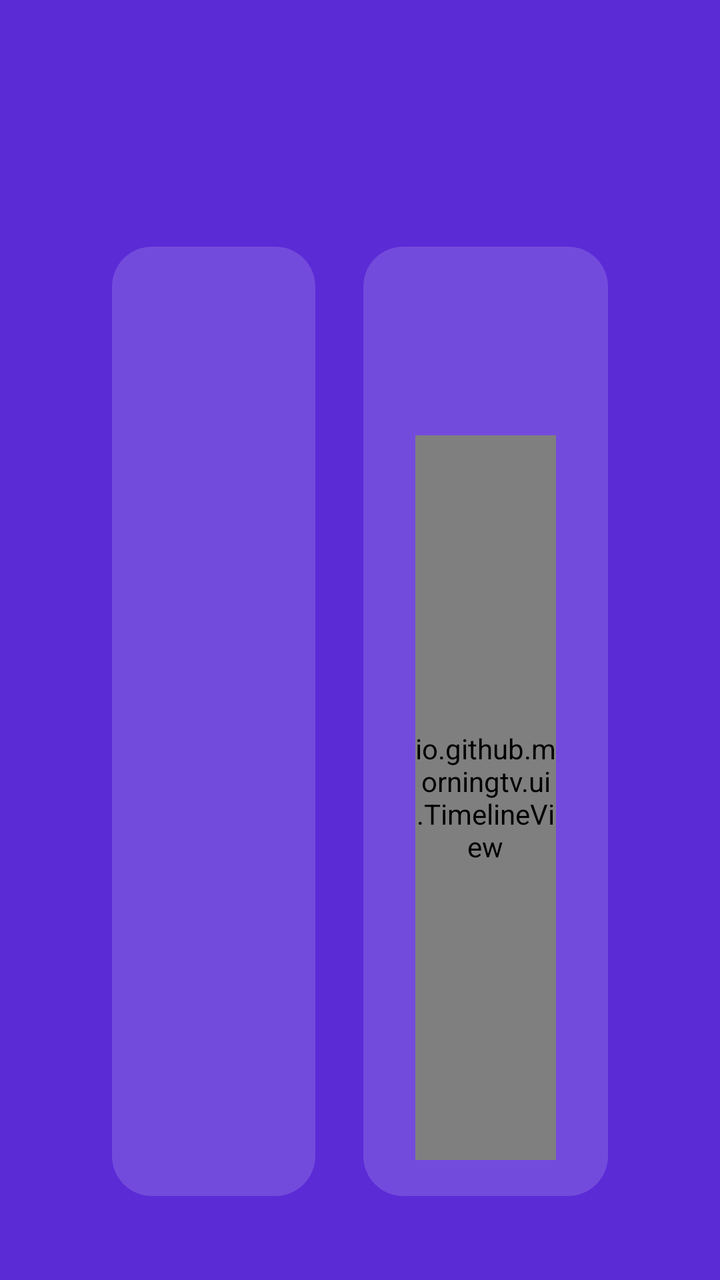
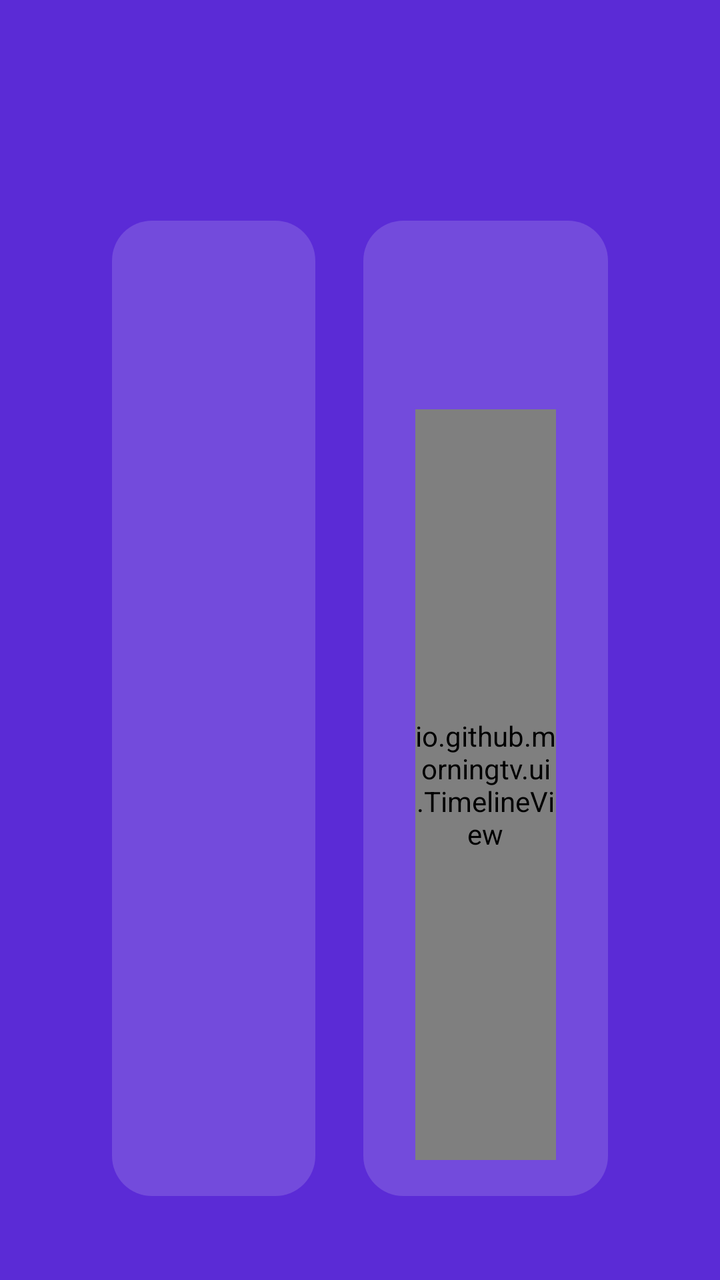

The first picture is an Android layout as it rendered before a commit; the second is the same layout after the commit. The layout source and the unified diff follow.
<!-- AndroidManifest.xml: application theme android:Theme.Material.NoActionBar.Fullscreen -->
<!-- res/layout/activity_main.xml -->
<?xml version="1.0" encoding="utf-8"?>
<FrameLayout xmlns:android="http://schemas.android.com/apk/res/android"
    android:id="@+id/root"
    android:layout_width="match_parent"
    android:layout_height="match_parent"
    android:background="#FF5B2BD6">

    <LinearLayout
        android:layout_width="match_parent"
        android:layout_height="match_parent"
        android:orientation="vertical"
        android:paddingStart="56dp"
        android:paddingTop="36dp"
        android:paddingEnd="56dp"
        android:paddingBottom="18dp">

        <LinearLayout
            android:layout_width="match_parent"
            android:layout_height="wrap_content"
            android:baselineAligned="true"
            android:orientation="horizontal">
            <TextView android:id="@+id/greeting" android:layout_width="0dp" android:layout_height="wrap_content"
                android:layout_weight="1" android:textColor="#FFFFFFFF" android:textSize="46sp" />
            <TextView android:id="@+id/clock" android:layout_width="wrap_content" android:layout_height="wrap_content"
                android:textColor="#CCFFFFFF" android:textSize="28sp" />
        </LinearLayout>

        <LinearLayout
            android:id="@+id/classicRow"
            android:layout_width="match_parent"
            android:layout_height="0dp"
            android:layout_marginTop="26dp"
            android:layout_weight="1"
            android:orientation="horizontal">

            <LinearLayout android:id="@+id/weatherCard" android:layout_width="0dp" android:layout_height="match_parent"
                android:layout_weight="1" android:background="@drawable/card_bg" android:orientation="vertical"
                android:paddingStart="26dp" android:paddingTop="22dp" android:paddingEnd="26dp" android:paddingBottom="22dp">
                <TextView android:id="@+id/weatherTitle" style="@style/SectionTitle" />
                <LinearLayout android:layout_width="match_parent" android:layout_height="wrap_content"
                    android:layout_marginTop="8dp" android:gravity="center_vertical" android:orientation="horizontal">
                    <TextView android:id="@+id/weatherNow" android:layout_width="wrap_content" android:layout_height="wrap_content"
                        android:singleLine="true" android:textColor="#FFFFFFFF" android:textSize="46sp" />
                    <TextView android:id="@+id/weatherLabel" android:layout_width="wrap_content" android:layout_height="wrap_content"
                        android:layout_marginStart="12dp" android:singleLine="true" android:textColor="#CCFFFFFF" android:textSize="28sp" />
                    <TextView android:id="@+id/weatherDetailWide" android:layout_width="wrap_content" android:layout_height="wrap_content"
                        android:layout_marginStart="48dp" android:lineSpacingExtra="4dp" android:textColor="#CCFFFFFF"
                        android:textSize="23sp" android:visibility="gone" />
                </LinearLayout>
                <TextView android:id="@+id/weatherDetail" android:layout_width="wrap_content" android:layout_height="wrap_content"
                    android:layout_marginTop="6dp" android:lineSpacingExtra="4dp" android:textColor="#CCFFFFFF" android:textSize="23sp" />
                <LinearLayout android:id="@+id/hours" android:layout_width="match_parent" android:layout_height="wrap_content"
                    android:layout_marginTop="20dp" android:orientation="horizontal" />
            </LinearLayout>

            <LinearLayout android:id="@+id/calendarCard" android:layout_width="0dp" android:layout_height="match_parent"
                android:layout_marginStart="24dp" android:layout_weight="1.2" android:background="@drawable/card_bg"
                android:orientation="vertical" android:paddingStart="26dp" android:paddingTop="18dp"
                android:paddingEnd="26dp" android:paddingBottom="18dp">
                <LinearLayout android:id="@+id/calHeader" android:layout_width="match_parent" android:layout_height="wrap_content" android:orientation="horizontal">
                    <LinearLayout android:layout_width="wrap_content" android:layout_height="wrap_content" android:orientation="vertical">
                        <TextView android:id="@+id/calWeekday" android:layout_width="wrap_content" android:layout_height="wrap_content"
                            android:letterSpacing="0.06" android:textColor="#CCFFFFFF" android:textSize="14sp" android:textStyle="bold" />
                        <TextView android:id="@+id/calDay" android:layout_width="wrap_content" android:layout_height="wrap_content"
                            android:fontFamily="sans-serif-light" android:includeFontPadding="false" android:textColor="#FFFFFFFF" android:textSize="44sp" />
                    </LinearLayout>
                    <LinearLayout android:id="@+id/chips" android:layout_width="0dp" android:layout_height="wrap_content"
                        android:layout_weight="1" android:gravity="end" android:orientation="horizontal" />
                </LinearLayout>
                <io.github.morningtv.ui.TimelineView android:id="@+id/timeline" android:layout_width="match_parent"
                    android:layout_height="0dp" android:layout_marginTop="6dp" android:layout_weight="1" />
                <LinearLayout android:id="@+id/agendaList" android:layout_width="match_parent" android:layout_height="wrap_content"
                    android:orientation="vertical" android:visibility="gone" />
            </LinearLayout>
        </LinearLayout>

        <LinearLayout android:id="@+id/graphCard" android:layout_width="match_parent" android:layout_height="0dp"
            android:layout_marginTop="22dp" android:layout_weight="1" android:background="@drawable/card_bg"
            android:orientation="vertical" android:paddingStart="24dp" android:paddingTop="20dp"
            android:paddingEnd="24dp" android:paddingBottom="16dp" android:visibility="gone">
            <LinearLayout android:layout_width="match_parent" android:layout_height="wrap_content"
                android:gravity="center_vertical" android:orientation="horizontal">
                <TextView android:id="@+id/gNow" android:layout_width="wrap_content" android:layout_height="wrap_content"
                    android:singleLine="true" android:textColor="#FFFFFFFF" android:textSize="36sp" />
                <TextView android:id="@+id/gLabel" android:layout_width="wrap_content" android:layout_height="wrap_content"
                    android:layout_marginStart="10dp" android:singleLine="true" android:textColor="#CCFFFFFF" android:textSize="18sp" />
                <TextView android:id="@+id/gDetail" android:layout_width="0dp" android:layout_height="wrap_content"
                    android:layout_marginStart="28dp" android:layout_weight="1" android:lineSpacingExtra="2dp"
                    android:textColor="#CCFFFFFF" android:textSize="14sp" />
                <LinearLayout android:id="@+id/gChips" android:layout_width="wrap_content" android:layout_height="wrap_content"
                    android:orientation="horizontal" />
            </LinearLayout>
            <io.github.morningtv.ui.TimeGraphView android:id="@+id/graph" android:layout_width="match_parent"
                android:layout_height="0dp" android:layout_marginTop="12dp" android:layout_weight="1" />
        </LinearLayout>

        <LinearLayout android:id="@+id/pill" android:layout_width="match_parent" android:layout_height="wrap_content"
            android:layout_marginTop="22dp" android:background="@drawable/pill_bg" android:gravity="center_vertical"
            android:orientation="horizontal" android:paddingStart="24dp" android:paddingTop="14dp"
            android:paddingEnd="24dp" android:paddingBottom="14dp" android:visibility="gone">
            <ImageView android:id="@+id/pillIcon" android:layout_width="26dp" android:layout_height="26dp" />
            <TextView android:id="@+id/pillTime" android:layout_width="wrap_content" android:layout_height="wrap_content"
                android:layout_marginStart="14dp" android:textColor="#FFFFFFFF" android:textSize="24sp" android:textStyle="bold" />
            <TextView android:id="@+id/pillTitle" android:layout_width="0dp" android:layout_height="wrap_content"
                android:layout_marginStart="14dp" android:layout_weight="1" android:ellipsize="end" android:singleLine="true"
                android:textColor="#FFFFFFFF" android:textSize="24sp" />
        </LinearLayout>

        <LinearLayout android:layout_width="match_parent" android:layout_height="16dp" android:layout_marginTop="8dp" android:orientation="horizontal">
            <TextView android:id="@+id/status" android:layout_width="0dp" android:layout_height="wrap_content"
                android:layout_weight="1" android:drawablePadding="6dp" android:gravity="center_vertical"
                android:textColor="#B3FFFFFF" android:textSize="12sp" />
            <TextView android:id="@+id/countdown" android:layout_width="wrap_content" android:layout_height="wrap_content"
                android:textColor="#B3FFFFFF" android:textSize="12sp" />
        </LinearLayout>
    </LinearLayout>
</FrameLayout>
<!-- resources referenced by this layout -->
<resources>
  <!-- drawable card_bg (drawable) -->
  <?xml version="1.0" encoding="utf-8"?>
  <shape xmlns:android="http://schemas.android.com/apk/res/android" android:shape="rectangle">
      <solid android:color="#26FFFFFF" />
      <corners android:radius="20dp" />
  </shape>
  <!-- drawable pill_bg (drawable) -->
  <?xml version="1.0" encoding="utf-8"?>
  <shape xmlns:android="http://schemas.android.com/apk/res/android" android:shape="rectangle">
      <solid android:color="#26FFFFFF" />
      <corners android:radius="16dp" />
  </shape>
  <style name="SectionTitle">
          <item name="android:layout_width">wrap_content</item>
          <item name="android:layout_height">wrap_content</item>
          <item name="android:textColor">#CCFFFFFF</item>
          <item name="android:textSize">17sp</item>
          <item name="android:textStyle">bold</item>
          <item name="android:letterSpacing">0.06</item>
      </style>
</resources>

<!-- the commit's change to res/layout/activity_main.xml (unified diff, before → after) -->
@@ -20,9 +20,9 @@
             android:baselineAligned="true"
             android:orientation="horizontal">
             <TextView android:id="@+id/greeting" android:layout_width="0dp" android:layout_height="wrap_content"
-                android:layout_weight="1" android:textColor="#FFFFFFFF" android:textSize="46sp" />
+                android:layout_weight="1" android:textColor="#FFFFFFFF" android:textSize="36sp" />
             <TextView android:id="@+id/clock" android:layout_width="wrap_content" android:layout_height="wrap_content"
-                android:textColor="#CCFFFFFF" android:textSize="28sp" />
+                android:textColor="#CCFFFFFF" android:textSize="22sp" />
         </LinearLayout>
 
         <LinearLayout
